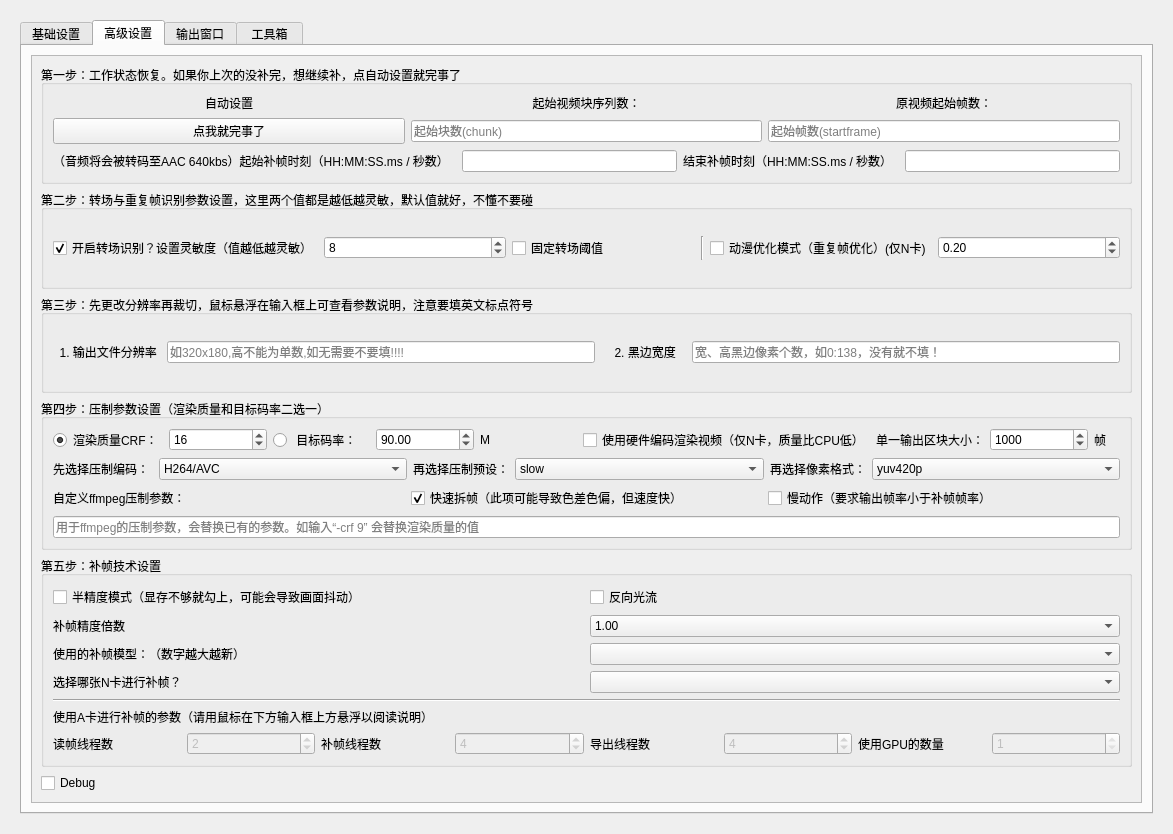
The window that Utils/RIFE_GUI.ui (100wman/RIFE_GUI) describes before a commit, drawn with Qt 5.
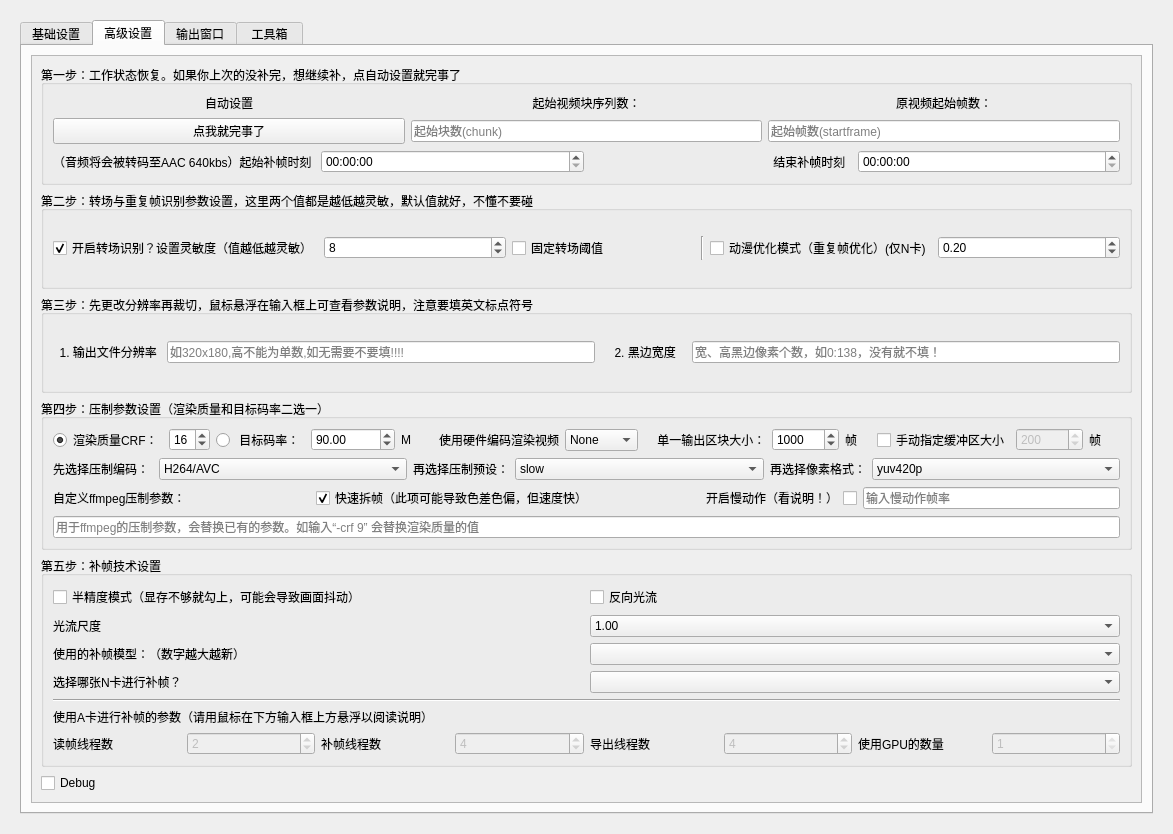
The same window after the commit. The open tabs and pages were chosen to show the change. Icons and pictures are not drawn. Custom widgets are drawn as their Qt base class.

Commit message:
Update v6.2.11 as well as SVFI 2.3.0.alpha 功能性更新 推荐更新等级：比较推荐 新功能： 1. 增加QSV硬件编码支持，Intel集显终于不用在旁边吃干饭了 2. 自定义内存占用量指定 3. 指定输入时间段进行补帧 4. 内测专属福利！第一套2D动画补帧专用模型RIFE-ANIME
功能优化：
1. 增加慢动作输出的稳定性
2. 恢复倍帧+指定输出帧率补帧机制（但还是会有几率音画不同步，具体的看软件里的说明）
3. 图片序列补帧机制优化（比如让图片乖乖去输出文件夹（进度条显示优化
4. 转场识别机制的一些优化
5. 修复了一些其他已知问题

```diff
--- a/Utils/RIFE_GUI.ui
+++ b/Utils/RIFE_GUI.ui
@@ -547,22 +547,45 @@
                      <item>
                       <widget class="QLabel" name="label_16">
                        <property name="text">
-                        <string>（音频将会被转码至AAC 640kbs）起始补帧时刻（HH:MM:SS.ms / 秒数）  </string>
+                        <string>（音频将会被转码至AAC 640kbs）起始补帧时刻</string>
                        </property>
                       </widget>
                      </item>
                      <item>
-                      <widget class="QLineEdit" name="StartPoint"/>
+                      <widget class="QTimeEdit" name="StartPoint">
+                       <property name="currentSection">
+                        <enum>QDateTimeEdit::MinuteSection</enum>
+                       </property>
+                       <property name="displayFormat">
+                        <string>HH:mm:ss</string>
+                       </property>
+                      </widget>
                      </item>
                      <item>
                       <widget class="QLabel" name="label_18">
                        <property name="text">
-                        <string>结束补帧时刻（HH:MM:SS.ms / 秒数）  </string>
+                        <string>结束补帧时刻  </string>
+                       </property>
+                       <property name="alignment">
+                        <set>Qt::AlignRight|Qt::AlignTrailing|Qt::AlignVCenter</set>
                        </property>
                       </widget>
                      </item>
                      <item>
-                      <widget class="QLineEdit" name="EndPoint"/>
+                      <widget class="QTimeEdit" name="EndPoint">
+                       <property name="sizePolicy">
+                        <sizepolicy hsizetype="Preferred" vsizetype="Fixed">
+                         <horstretch>0</horstretch>
+                         <verstretch>0</verstretch>
+                        </sizepolicy>
+                       </property>
+                       <property name="currentSection">
+                        <enum>QDateTimeEdit::HourSection</enum>
+                       </property>
+                       <property name="displayFormat">
+                        <string>HH:mm:ss</string>
+                       </property>
+                      </widget>
                      </item>
                     </layout>
                    </item>
@@ -823,30 +846,52 @@
                       </widget>
                      </item>
                      <item>
-                      <widget class="QCheckBox" name="HwaccelChecker">
-                       <property name="sizePolicy">
-                        <sizepolicy hsizetype="Preferred" vsizetype="Preferred">
-                         <horstretch>0</horstretch>
-                         <verstretch>0</verstretch>
-                        </sizepolicy>
+                      <widget class="QLabel" name="label_20">
+                       <property name="toolTip">
+                        <string>&lt;html&gt;&lt;head/&gt;&lt;body&gt;&lt;p&gt;&lt;span style=&quot; font-weight:600;&quot;&gt;None:&lt;/span&gt; 不使用硬件编码&lt;/p&gt;&lt;p&gt;&lt;span style=&quot; font-weight:600;&quot;&gt;NVENC: &lt;/span&gt;使用NVIDIA显卡进行硬件编码，速度快，质量高&lt;/p&gt;&lt;p&gt;&lt;span style=&quot; font-weight:600;&quot;&gt;QSV: &lt;/span&gt;使用Intel集显进行硬件编码，编码质量看情况而定。没有Intel集显不要使用此项。&lt;/p&gt;&lt;p&gt;如果在输出窗口遇到Broken Pipe错误，请尝试勾选None以避免使用硬件编码&lt;/p&gt;&lt;p&gt;&lt;br/&gt;&lt;/p&gt;&lt;/body&gt;&lt;/html&gt;</string>
                        </property>
+                       <property name="text">
+                        <string>使用硬件编码渲染视频</string>
+                       </property>
+                      </widget>
+                     </item>
+                     <item>
+                      <widget class="QComboBox" name="HwaccelSelector">
                        <property name="toolTip">
                         <string>&lt;html&gt;&lt;head/&gt;&lt;body&gt;&lt;p&gt;使用&lt;span style=&quot; font-weight:600;&quot;&gt;ffmpeg&lt;/span&gt;的hevc_nvenc或h264_nvenc编码器压制中间产品及成品&lt;/p&gt;&lt;/body&gt;&lt;/html&gt;</string>
                        </property>
+                       <item>
                        <property name="text">
-                        <string>使用硬件编码渲染视频（仅N卡，质量比CPU低）</string>
-                       </property>
+                         <string>None</string>
+                        </property>
+                       </item>
+                       <item>
+                        <property name="text">
+                         <string>NVENC</string>
+                        </property>
+                       </item>
+                       <item>
+                        <property name="text">
+                         <string>QSV</string>
+                        </property>
+                       </item>
                       </widget>
                      </item>
                      <item>
                       <widget class="QLabel" name="label_3">
                        <property name="text">
-                        <string>单一输出区块大小：</string>
+                        <string>    单一输出区块大小：</string>
                        </property>
                       </widget>
                      </item>
                      <item>
                       <widget class="MySpinBox" name="RenderGapSelector">
+                       <property name="sizePolicy">
+                        <sizepolicy hsizetype="Preferred" vsizetype="Fixed">
+                         <horstretch>0</horstretch>
+                         <verstretch>0</verstretch>
+                        </sizepolicy>
+                       </property>
                        <property name="minimum">
                         <number>100</number>
                        </property>
@@ -877,6 +922,51 @@
                        </property>
                       </widget>
                      </item>
+                     <item>
+                      <widget class="QCheckBox" name="MBufferChecker">
+                       <property name="toolTip">
+                        <string>&lt;html&gt;&lt;head/&gt;&lt;body&gt;&lt;p&gt;防止爆内存，一般不用勾选。&lt;span style=&quot; font-weight:600;&quot;&gt;专业人士自用&lt;/span&gt;&lt;/p&gt;&lt;/body&gt;&lt;/html&gt;</string>
+                       </property>
+                       <property name="text">
+                        <string>手动指定缓冲区大小</string>
+                       </property>
+                      </widget>
+                     </item>
+                     <item>
+                      <widget class="QSpinBox" name="BufferSizeSelector">
+                       <property name="enabled">
+                        <bool>false</bool>
+                       </property>
+                       <property name="sizePolicy">
+                        <sizepolicy hsizetype="Preferred" vsizetype="Fixed">
+                         <horstretch>0</horstretch>
+                         <verstretch>0</verstretch>
+                        </sizepolicy>
+                       </property>
+                       <property name="toolTip">
+                        <string>&lt;html&gt;&lt;head/&gt;&lt;body&gt;&lt;p&gt;防止爆内存，一般不用勾选。&lt;span style=&quot; font-weight:600;&quot;&gt;专业人士自用&lt;/span&gt;&lt;/p&gt;&lt;/body&gt;&lt;/html&gt;</string>
+                       </property>
+                       <property name="minimum">
+                        <number>100</number>
+                       </property>
+                       <property name="maximum">
+                        <number>100000</number>
+                       </property>
+                       <property name="singleStep">
+                        <number>50</number>
+                       </property>
+                       <property name="value">
+                        <number>200</number>
+                       </property>
+                      </widget>
+                     </item>
+                     <item>
+                      <widget class="QLabel" name="label_19">
+                       <property name="text">
+                        <string>帧</string>
+                       </property>
+                      </widget>
+                     </item>
                     </layout>
                    </item>
                    <item>
@@ -1024,8 +1114,27 @@
                          <property name="whatsThis">
                           <string>&lt;html&gt;&lt;head/&gt;&lt;body&gt;&lt;p&gt;&lt;span style=&quot; font-weight:600;&quot;&gt;补帧帧率 = 输入帧率 * 补帧倍率&lt;/span&gt;&lt;/p&gt;&lt;/body&gt;&lt;/html&gt;</string>
                          </property>
+                         <property name="layoutDirection">
+                          <enum>Qt::RightToLeft</enum>
+                         </property>
                          <property name="text">
-                          <string>慢动作（要求输出帧率小于补帧帧率）</string>
+                          <string>开启慢动作（看说明！）</string>
+                         </property>
+                        </widget>
+                       </item>
+                       <item>
+                        <widget class="QLineEdit" name="SlowmotionFPS">
+                         <property name="sizePolicy">
+                          <sizepolicy hsizetype="Preferred" vsizetype="Fixed">
+                           <horstretch>0</horstretch>
+                           <verstretch>0</verstretch>
+                          </sizepolicy>
+                         </property>
+                         <property name="layoutDirection">
+                          <enum>Qt::LeftToRight</enum>
+                         </property>
+                         <property name="placeholderText">
+                          <string>输入慢动作帧率</string>
                          </property>
                         </widget>
                        </item>
@@ -1096,7 +1205,7 @@
                         <string>&lt;html&gt;&lt;head/&gt;&lt;body&gt;&lt;p&gt;值越低，画面细节撕裂越少，画面崩坏概率越高；&lt;/p&gt;&lt;p&gt;值越大，补帧速度越慢，物件消失问题越严重&lt;/p&gt;&lt;p&gt;不是越大或者越小越好&lt;/p&gt;&lt;p&gt;分辨率720p以下视频推荐&lt;span style=&quot; font-weight:600;&quot;&gt;1~2&lt;/span&gt;&lt;/p&gt;&lt;p&gt;分辨率4K及以上视频推荐&lt;span style=&quot; font-weight:600;&quot;&gt;0.25~0.5&lt;/span&gt;&lt;/p&gt;&lt;p&gt;&lt;span style=&quot; font-weight:600;&quot;&gt;其余推荐1.0&lt;/span&gt;&lt;/p&gt;&lt;/body&gt;&lt;/html&gt;</string>
                        </property>
                        <property name="text">
-                        <string>补帧精度倍数  </string>
+                        <string>光流尺度</string>
                        </property>
                        <property name="alignment">
                         <set>Qt::AlignLeading|Qt::AlignLeft|Qt::AlignVCenter</set>
```
Left out of the diff: 61 changed lines with no effect on the pictures. Lines whose indentation alone changed are shown as unchanged. The commit also changes 6 other files.
